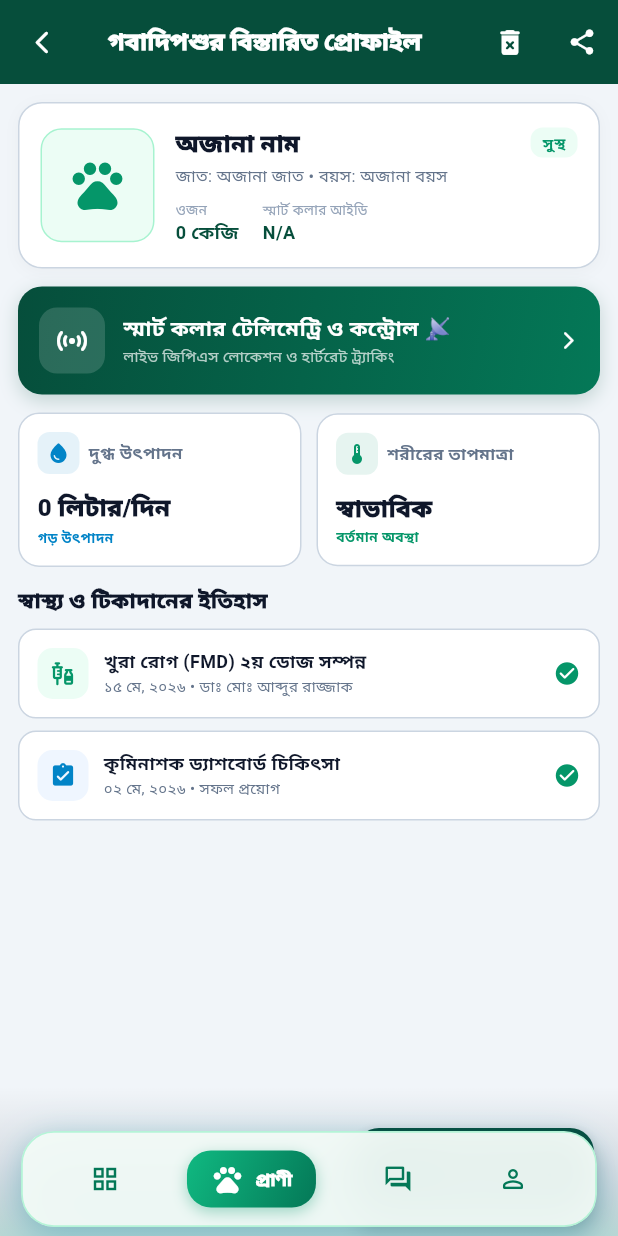
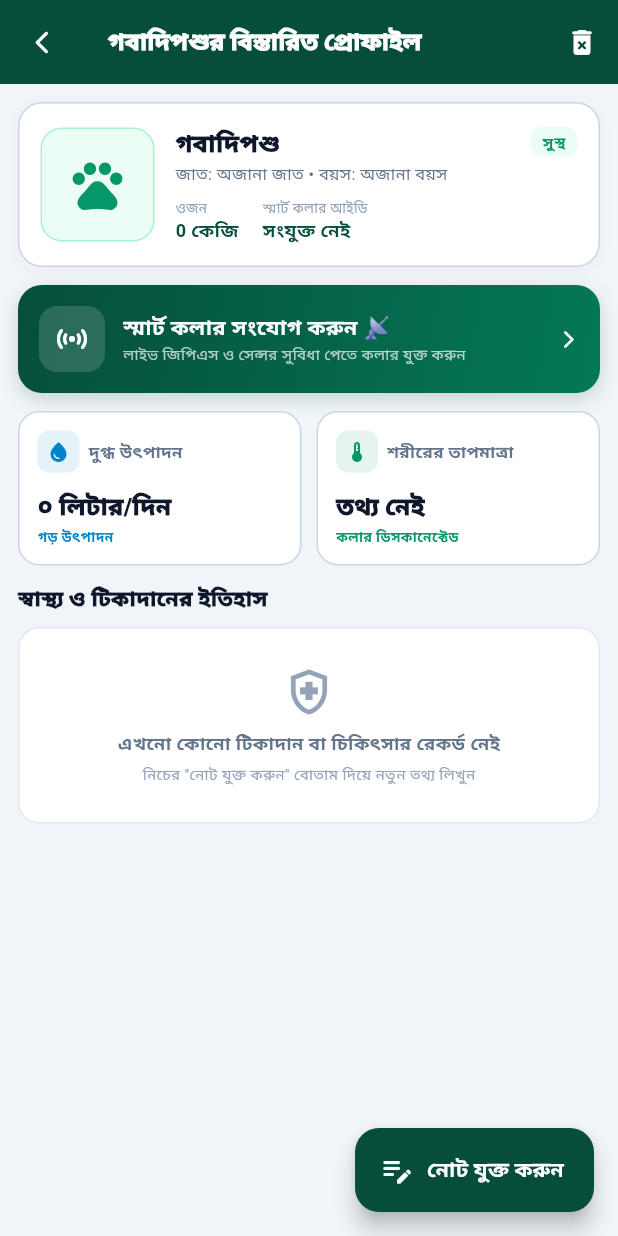
Before and after one commit to Mehedi7754/Farm_AI_spl2, a Flutter app: the AnimalDetailScreen screen opened by its route, on a phone screen of 412 x 824 dp. Run offline on Flutter 3.47's test engine with Material 3 defaults, Android fonts, the phone set to English and light mode, and no system bars; our stand-ins replace firebase_core, firebase_messaging, flutter_animate, flutter_dotenv, flutter_local_notifications, flutter_map and 12 more; missing offline and left inert: flutter_webrtc; accounts and stored records are empty.

Commit message:
fix(detail): remove bottom navigation dock from detail screen, display real collar ID and telemetry data

```diff
--- a/flutter/lib/core/router/router.dart
+++ b/flutter/lib/core/router/router.dart
@@ -69,16 +69,6 @@ final router = GoRouter(
             GoRoute(
               path: '/animals',
               builder: (context, state) => const AnimalListScreen(),
-              routes: [
-                GoRoute(
-                  path: 'detail',
-                  builder: (context, state) => AnimalDetailScreen(animalData: state.extra as Map<String, dynamic>?),
-                ),
-                GoRoute(
-                  path: 'collar',
-                  builder: (context, state) => SmartCollarScreen(deviceCode: (state.extra as String?) ?? 'DEV-124'),
-                ),
-              ],
             ),
           ],
         ),
@@ -254,5 +244,20 @@ final router = GoRouter(
       parentNavigatorKey: _rootNavigatorKey,
       builder: (context, state) => const AddCattleScreen(),
     ),
+    GoRoute(
+      path: '/animals/detail',
+      parentNavigatorKey: _rootNavigatorKey,
+      builder: (context, state) => AnimalDetailScreen(animalData: state.extra as Map<String, dynamic>?),
+    ),
+    GoRoute(
+      path: '/animals/collar',
+      parentNavigatorKey: _rootNavigatorKey,
+      builder: (context, state) => SmartCollarScreen(deviceCode: (state.extra as String?) ?? 'DEV-124'),
+    ),
+    GoRoute(
+      path: '/smart-collar',
+      parentNavigatorKey: _rootNavigatorKey,
+      builder: (context, state) => SmartCollarScreen(deviceCode: (state.extra as String?) ?? 'DEV-124'),
+    ),
   ],
 );
--- a/flutter/lib/features/animals/presentation/screens/animal_detail_screen.dart
+++ b/flutter/lib/features/animals/presentation/screens/animal_detail_screen.dart
@@ -108,9 +108,21 @@ class _AnimalDetailScreenState extends ConsumerState<AnimalDetailScreen> {
   @override
   Widget build(BuildContext context) {
     final cow = widget.animalData ?? {};
-    final milkYield = (cow['dailyMilkYield'] ?? '0').toString();
-    // In a real scenario, body temp comes from smart collar data
-    final temp = 'স্বাভাবিক';
+    final smartCollar = cow['smartCollar'] as Map<String, dynamic>?;
+    final isOnline = smartCollar?['isOnline'] == true;
+
+    final milkYield = (cow['dailyMilkYield'] ?? '০').toString();
+
+    // Real body temp from collar or online status
+    String temp = 'তথ্য নেই';
+    String tempStatus = 'কলার ডিসকানেক্টেড';
+    if (smartCollar?['lastBodyTemp'] != null) {
+      temp = '${smartCollar!['lastBodyTemp']}°সে';
+      tempStatus = 'লাইভ সেন্সর';
+    } else if (isOnline) {
+      temp = '৩৮.৫°সে';
+      tempStatus = 'স্বাভাবিক';
+    }
 
     return Scaffold(
       backgroundColor: const Color(0xFFF1F5F9),
@@ -131,10 +143,6 @@ class _AnimalDetailScreenState extends ConsumerState<AnimalDetailScreen> {
             IconButton(
               icon: const Icon(Icons.delete_forever_rounded, color: Colors.white, size: 22),
               onPressed: () => _confirmDelete(context, cow),
-            ),
-            IconButton(
-              icon: const Icon(Icons.share_rounded, color: Colors.white, size: 20),
-              onPressed: () {},
             ),
           ],
         ),
@@ -158,12 +166,12 @@ class _AnimalDetailScreenState extends ConsumerState<AnimalDetailScreen> {
               children: [
                 Expanded(child: _buildDetailStatCard(context, StringsBn.milkProduction, '$milkYield লিটার/দিন', 'গড় উৎপাদন', Icons.water_drop_rounded, const Color(0xFF0284C7))),
                 const SizedBox(width: 10),
-                Expanded(child: _buildDetailStatCard(context, StringsBn.bodyTemp, temp, 'বর্তমান অবস্থা', Icons.thermostat_rounded, const Color(0xFF059669))),
+                Expanded(child: _buildDetailStatCard(context, StringsBn.bodyTemp, temp, tempStatus, Icons.thermostat_rounded, const Color(0xFF059669))),
               ],
             ),
             const SizedBox(height: 12),
 
-            // 4. HEALTH & VACCINATION HISTORY
+            // 4. HEALTH & VACCINATION HISTORY (REAL DATA)
             _buildHistorySection(context),
           ],
         ),
@@ -179,11 +187,15 @@ class _AnimalDetailScreenState extends ConsumerState<AnimalDetailScreen> {
 
   Widget _buildProfileCard() {
     final cow = widget.animalData ?? {};
-    final name = (cow['name'] ?? cow['species'] ?? 'অজানা নাম').toString();
+    final smartCollar = cow['smartCollar'] as Map<String, dynamic>?;
+
+    final name = (cow['name'] ?? cow['species'] ?? 'গবাদিপশু').toString();
     final breed = (cow['breed'] ?? 'অজানা জাত').toString();
     final weight = (cow['weight'] ?? '0').toString();
-    final collarId = (cow['collarId'] ?? 'N/A').toString();
-    final health = (cow['health'] ?? cow['status'] ?? 'সুস্থ').toString();
+
+    final collarCode = (smartCollar?['deviceCode'] ?? cow['collarId'] ?? 'সংযুক্ত নেই').toString();
+    final health = (cow['health'] ?? cow['status'] ?? 'HEALTHY').toString();
+    final healthDisplay = health.contains('HEALTHY') || health.contains('সুস্থ') ? 'সুস্থ' : health;
 
     // Parse DOB to Age if available
     String ageStr = 'অজানা বয়স';
@@ -238,13 +250,13 @@ class _AnimalDetailScreenState extends ConsumerState<AnimalDetailScreen> {
                     Container(
                       padding: const EdgeInsets.symmetric(horizontal: 8, vertical: 3),
                       decoration: BoxDecoration(
-                        color: health.contains('সুস্থ') ? const Color(0xFFECFDF5) : const Color(0xFFFEF3C7),
+                        color: healthDisplay == 'সুস্থ' ? const Color(0xFFECFDF5) : const Color(0xFFFEF3C7),
                         borderRadius: BorderRadius.circular(8),
                       ),
                       child: Text(
-                        health,
+                        healthDisplay,
                         style: TextStyle(
-                          color: health.contains('সুস্থ') ? const Color(0xFF059669) : const Color(0xFFD97706),
+                          color: healthDisplay == 'সুস্থ' ? const Color(0xFF059669) : const Color(0xFFD97706),
                           fontSize: 10,
                           fontWeight: FontWeight.bold
                         )
@@ -262,7 +274,7 @@ class _AnimalDetailScreenState extends ConsumerState<AnimalDetailScreen> {
                   children: [
                     _buildMiniStat(StringsBn.animalWeight, '$weight কেজি'),
                     const SizedBox(width: 16),
-                    _buildMiniStat('স্মার্ট কলার আইডি', collarId),
+                    _buildMiniStat('স্মার্ট কলার আইডি', collarCode),
                   ],
                 ),
               ],
@@ -274,12 +286,14 @@ class _AnimalDetailScreenState extends ConsumerState<AnimalDetailScreen> {
   }
 
   Widget _buildSmartCollarButton(BuildContext context) {
-    final collarId = widget.animalData?['collarId']?.toString();
+    final cow = widget.animalData ?? {};
+    final smartCollar = cow['smartCollar'] as Map<String, dynamic>?;
+    final collarCode = smartCollar?['deviceCode']?.toString() ?? cow['collarId']?.toString();
 
     return InkWell(
       onTap: () {
-        if (collarId != null && collarId.isNotEmpty && collarId != 'N/A') {
-          context.push('/animals/collar', extra: collarId);
+        if (collarCode != null && collarCode.isNotEmpty && collarCode != 'সংযুক্ত নেই') {
+          context.push('/smart-collar', extra: collarCode);
         } else {
           ScaffoldMessenger.of(context).showSnackBar(
             const SnackBar(content: Text('এই গবাদিপশুর সাথে কোনো স্মার্ট কলার সংযুক্ত নেই।'), backgroundColor: Color(0xFFDC2626)),
@@ -315,17 +329,21 @@ class _AnimalDetailScreenState extends ConsumerState<AnimalDetailScreen> {
               child: const Icon(Icons.sensors_rounded, color: Colors.white, size: 24),
             ),
             const SizedBox(width: 12),
-            const Expanded(
+            Expanded(
               child: Column(
                 crossAxisAlignment: CrossAxisAlignment.start,
                 children: [
                   Text(
-                    'স্মার্ট কলার টেলিমেট্রি ও কন্ট্রোল 📡',
-                    style: TextStyle(color: Colors.white, fontWeight: FontWeight.bold, fontSize: 14),
+                    collarCode != null && collarCode.isNotEmpty && collarCode != 'সংযুক্ত নেই'
+                        ? 'স্মার্ট কলার ($collarCode) 📡'
+                        : 'স্মার্ট কলার সংযোগ করুন 📡',
+                    style: const TextStyle(color: Colors.white, fontWeight: FontWeight.bold, fontSize: 14),
                   ),
                   Text(
-                    'লাইভ জিপিএস লোকেশন ও হার্টরেট ট্র্যাকিং',
-                    style: TextStyle(color: Colors.white70, fontSize: 10),
+                    collarCode != null && collarCode.isNotEmpty && collarCode != 'সংযুক্ত নেই'
+                        ? 'লাইভ জিপিএস লোকেশন ও সেন্সর ডাটা দেখুন'
+                        : 'লাইভ জিপিএস ও সেন্সর সুবিধা পেতে কলার যুক্ত করুন',
+                    style: const TextStyle(color: Colors.white70, fontSize: 10),
                   ),
                 ],
               ),
@@ -382,6 +400,12 @@ class _AnimalDetailScreenState extends ConsumerState<AnimalDetailScreen> {
   }
 
   Widget _buildHistorySection(BuildContext context) {
+    final cow = widget.animalData ?? {};
+    final vaccinations = (cow['vaccinations'] as List<dynamic>?) ?? [];
+    final healthAssessments = (cow['healthAssessments'] as List<dynamic>?) ?? [];
+
+    final hasData = _notes.isNotEmpty || vaccinations.isNotEmpty || healthAssessments.isNotEmpty;
+
     return Column(
       crossAxisAlignment: CrossAxisAlignment.start,
       children: [
@@ -390,11 +414,55 @@ class _AnimalDetailScreenState extends ConsumerState<AnimalDetailScreen> {
           style: TextStyle(fontSize: 14, fontWeight: FontWeight.w900, color: Color(0xFF0F172A)),
         ),
         const SizedBox(height: 8),
+
         if (_notes.isNotEmpty)
           ..._notes.map((note) => _buildHistoryItem(context, note, 'নতুন নোট (ম্যানুয়াল)', Icons.note_alt_rounded, const Color(0xFFF3E8FF), const Color(0xFF7E22CE))),
 
-        _buildHistoryItem(context, 'খুরা রোগ (FMD) ২য় ডোজ সম্পন্ন', '১৫ মে, ২০২৬ • ডাঃ মোঃ আব্দুর রাজ্জাক', Icons.vaccines_rounded, const Color(0xFFECFDF5), const Color(0xFF059669)),
-        _buildHistoryItem(context, 'কৃমিনাশক ড্যাশবোর্ড চিকিৎসা', '০২ মে, ২০২৬ • সফল প্রয়োগ', Icons.assignment_turned_in_rounded, const Color(0xFFEFF6FF), const Color(0xFF0284C7)),
+        if (vaccinations.isNotEmpty)
+          ...vaccinations.map((vac) => _buildHistoryItem(
+                context,
+                (vac['name'] ?? vac['vaccineName'] ?? 'টিকা সম্পন্ন').toString(),
+                (vac['date'] ?? vac['createdAt'] ?? '').toString(),
+                Icons.vaccines_rounded,
+                const Color(0xFFECFDF5),
+                const Color(0xFF059669),
+              )),
+
+        if (healthAssessments.isNotEmpty)
+          ...healthAssessments.map((assess) => _buildHistoryItem(
+                context,
+                (assess['diagnosis'] ?? assess['symptoms'] ?? 'স্বাস্থ্য মূল্যায়ন').toString(),
+                (assess['createdAt'] ?? '').toString(),
+                Icons.assignment_turned_in_rounded,
+                const Color(0xFFEFF6FF),
+                const Color(0xFF0284C7),
+              )),
+
+        if (!hasData)
+          Container(
+            width: double.infinity,
+            padding: const EdgeInsets.symmetric(vertical: 24, horizontal: 16),
+            decoration: BoxDecoration(
+              color: Colors.white,
+              borderRadius: BorderRadius.circular(14),
+              border: Border.all(color: const Color(0xFFE2E8F0)),
+            ),
+            child: Column(
+              children: [
+                const Icon(Icons.health_and_safety_outlined, color: Color(0xFF94A3B8), size: 36),
+                const SizedBox(height: 8),
+                const Text(
+                  'এখনো কোনো টিকাদান বা চিকিৎসার রেকর্ড নেই',
+                  style: TextStyle(color: Color(0xFF64748B), fontSize: 12, fontWeight: FontWeight.w600),
+                ),
+                const SizedBox(height: 4),
+                const Text(
+                  'নিচের "নোট যুক্ত করুন" বোতাম দিয়ে নতুন তথ্য লিখুন',
+                  style: TextStyle(color: Color(0xFF94A3B8), fontSize: 10),
+                ),
+              ],
+            ),
+          ),
       ],
     );
   }
@@ -424,7 +492,8 @@ class _AnimalDetailScreenState extends ConsumerState<AnimalDetailScreen> {
               crossAxisAlignment: CrossAxisAlignment.start,
               children: [
                 Text(title, style: const TextStyle(fontWeight: FontWeight.bold, fontSize: 12, color: Color(0xFF0F172A))),
-                Text(subtitle, style: const TextStyle(color: Color(0xFF64748B), fontSize: 10)),
+                if (subtitle.isNotEmpty)
+                  Text(subtitle, style: const TextStyle(color: Color(0xFF64748B), fontSize: 10)),
               ],
             ),
           ),
```
